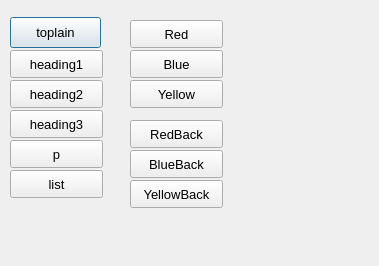
Above: Notepad/choosemodal.ui from Vieloooo/wiki-notes before the change. Below: the same form after it.
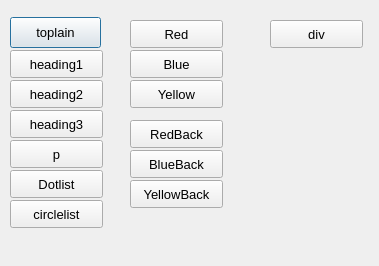
That is the form after the change.

What changed in the file:
```diff
--- a/Notepad/choosemodal.ui
+++ b/Notepad/choosemodal.ui
@@ -150,7 +150,7 @@
     </font>
    </property>
    <property name="text">
-    <string>list</string>
+    <string>Dotlist</string>
    </property>
   </widget>
   <widget class="QPushButton" name="red">
@@ -231,6 +231,32 @@
     <string>YellowBack</string>
    </property>
   </widget>
+  <widget class="QPushButton" name="Div">
+   <property name="geometry">
+    <rect>
+     <x>270</x>
+     <y>20</y>
+     <width>93</width>
+     <height>28</height>
+    </rect>
+   </property>
+   <property name="text">
+    <string>div</string>
+   </property>
+  </widget>
+  <widget class="QPushButton" name="circleList">
+   <property name="geometry">
+    <rect>
+     <x>10</x>
+     <y>200</y>
+     <width>93</width>
+     <height>28</height>
+    </rect>
+   </property>
+   <property name="text">
+    <string>circlelist</string>
+   </property>
+  </widget>
  </widget>
  <resources/>
  <connections/>
```
